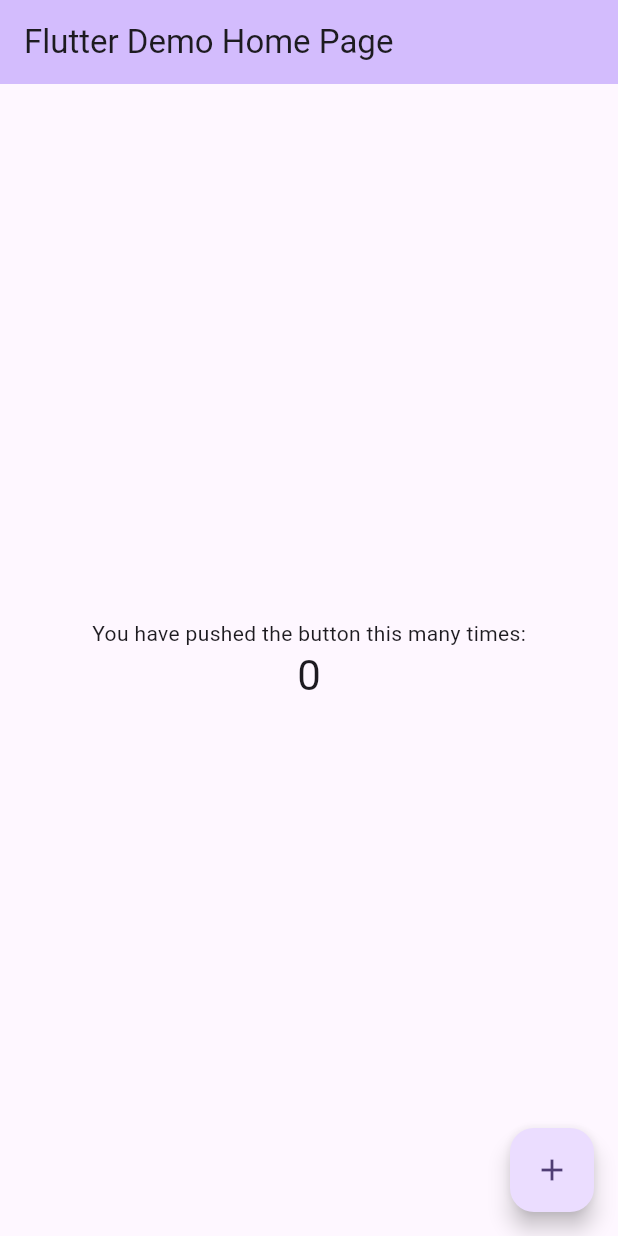
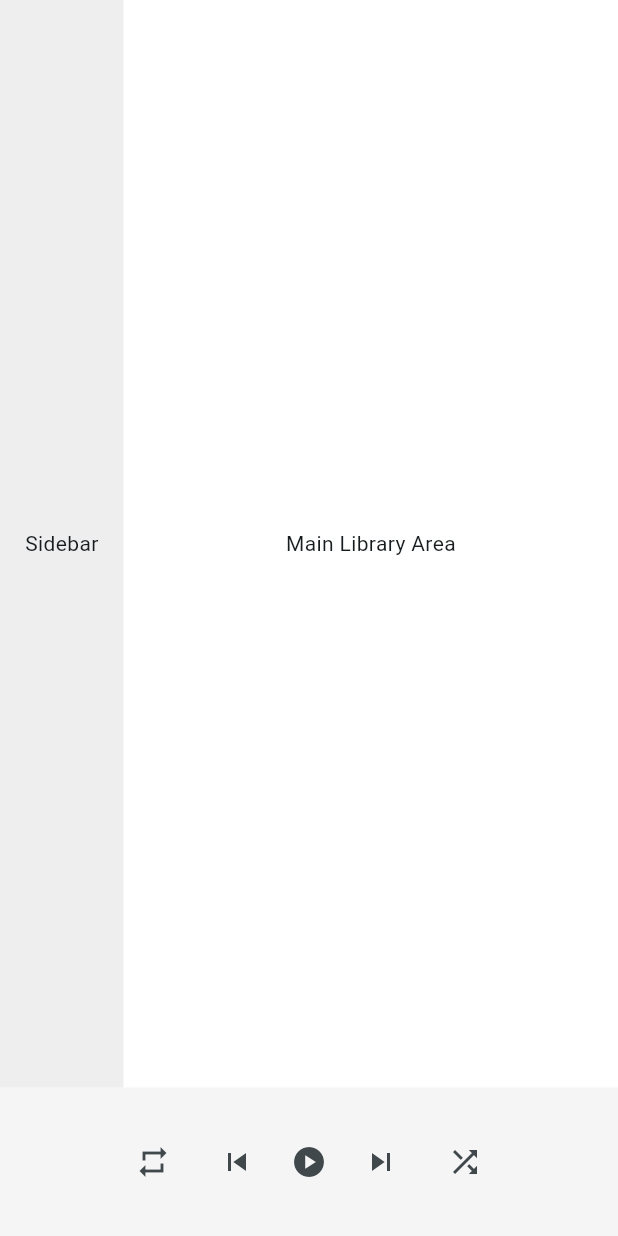
Before and after one commit to jpangestu/nordplayer, a Flutter app: the screen it shows after launch, on a phone screen of 412 x 824 dp. Run offline on Flutter 3.47's test engine with Material 3 defaults, Android fonts, the phone set to English and light mode, and no system bars.

Commit message:
Add base layout

```diff
--- a/lib/main.dart
+++ b/lib/main.dart
@@ -1,122 +1,23 @@
 import 'package:flutter/material.dart';
 
+import 'package:suara/pages/main_page.dart';
+
 void main() {
-  runApp(const MyApp());
+  runApp(const SuaraApp());
 }
 
-class MyApp extends StatelessWidget {
-  const MyApp({super.key});
+class SuaraApp extends StatelessWidget {
+  const SuaraApp({super.key});
 
-  // This widget is the root of your application.
   @override
   Widget build(BuildContext context) {
     return MaterialApp(
-      title: 'Flutter Demo',
+      title: 'Suara',
       theme: ThemeData(
-        // This is the theme of your application.
-        //
-        // TRY THIS: Try running your application with "flutter run". You'll see
-        // the application has a purple toolbar. Then, without quitting the app,
-        // try changing the seedColor in the colorScheme below to Colors.green
-        // and then invoke "hot reload" (save your changes or press the "hot
-        // reload" button in a Flutter-supported IDE, or press "r" if you used
-        // the command line to start the app).
-        //
-        // Notice that the counter didn't reset back to zero; the application
-        // state is not lost during the reload. To reset the state, use hot
-        // restart instead.
-        //
-        // This works for code too, not just values: Most code changes can be
-        // tested with just a hot reload.
-        colorScheme: .fromSeed(seedColor: Colors.deepPurple),
+        useMaterial3: true,
+        colorScheme: ColorScheme.fromSeed(seedColor: Colors.blueGrey),
       ),
-      home: const MyHomePage(title: 'Flutter Demo Home Page'),
+      home: const MainPage(),
     );
   }
 }
-
-class MyHomePage extends StatefulWidget {
-  const MyHomePage({super.key, required this.title});
-
-  // This widget is the home page of your application. It is stateful, meaning
-  // that it has a State object (defined below) that contains fields that affect
-  // how it looks.
-
-  // This class is the configuration for the state. It holds the values (in this
-  // case the title) provided by the parent (in this case the App widget) and
-  // used by the build method of the State. Fields in a Widget subclass are
-  // always marked "final".
-
-  final String title;
-
-  @override
-  State<MyHomePage> createState() => _MyHomePageState();
-}
-
-class _MyHomePageState extends State<MyHomePage> {
-  int _counter = 0;
-
-  void _incrementCounter() {
-    setState(() {
-      // This call to setState tells the Flutter framework that something has
-      // changed in this State, which causes it to rerun the build method below
-      // so that the display can reflect the updated values. If we changed
-      // _counter without calling setState(), then the build method would not be
-      // called again, and so nothing would appear to happen.
-      _counter++;
-    });
-  }
-
-  @override
-  Widget build(BuildContext context) {
-    // This method is rerun every time setState is called, for instance as done
-    // by the _incrementCounter method above.
-    //
-    // The Flutter framework has been optimized to make rerunning build methods
-    // fast, so that you can just rebuild anything that needs updating rather
-    // than having to individually change instances of widgets.
-    return Scaffold(
-      appBar: AppBar(
-        // TRY THIS: Try changing the color here to a specific color (to
-        // Colors.amber, perhaps?) and trigger a hot reload to see the AppBar
-        // change color while the other colors stay the same.
-        backgroundColor: Theme.of(context).colorScheme.inversePrimary,
-        // Here we take the value from the MyHomePage object that was created by
-        // the App.build method, and use it to set our appbar title.
-        title: Text(widget.title),
-      ),
-      body: Center(
-        // Center is a layout widget. It takes a single child and positions it
-        // in the middle of the parent.
-        child: Column(
-          // Column is also a layout widget. It takes a list of children and
-          // arranges them vertically. By default, it sizes itself to fit its
-          // children horizontally, and tries to be as tall as its parent.
-          //
-          // Column has various properties to control how it sizes itself and
-          // how it positions its children. Here we use mainAxisAlignment to
-          // center the children vertically; the main axis here is the vertical
-          // axis because Columns are vertical (the cross axis would be
-          // horizontal).
-          //
-          // TRY THIS: Invoke "debug painting" (choose the "Toggle Debug Paint"
-          // action in the IDE, or press "p" in the console), to see the
-          // wireframe for each widget.
-          mainAxisAlignment: .center,
-          children: [
-            const Text('You have pushed the button this many times:'),
-            Text(
-              '$_counter',
-              style: Theme.of(context).textTheme.headlineMedium,
-            ),
-          ],
-        ),
-      ),
-      floatingActionButton: FloatingActionButton(
-        onPressed: _incrementCounter,
-        tooltip: 'Increment',
-        child: const Icon(Icons.add),
-      ),
-    );
-  }
-}
--- /dev/null
+++ b/lib/pages/main_page.dart
@@ -0,0 +1,46 @@
+import 'package:flutter/material.dart';
+
+import 'package:suara/widgets/player_bar.dart';
+import 'package:suara/widgets/sidebar.dart';
+
+class MainPage extends StatelessWidget {
+  const MainPage({super.key});
+
+  @override
+  Widget build(BuildContext context) {
+    return Scaffold(
+      body: Column(
+        children: [
+          Expanded(
+            flex: 88,
+            child: Row(
+              children: [
+                Expanded(
+                  flex: 2,
+                  child: Sidebar(),
+                ),
+
+                // Main Content
+                Expanded(
+                  flex: 8,
+                  child: Container(
+                    color: Colors.white,
+                    child: Center(child: Text("Main Library Area")),
+                  ),
+                ),
+              ],
+            ),
+          ),
+
+          Expanded(
+            flex: 12,
+            child: Container(
+              color: Colors.grey[100],
+              child: const PlayerBar(),
+            ),
+          ),
+        ],
+      ),
+    );
+  }
+}
--- /dev/null
+++ b/lib/widgets/player_bar.dart
@@ -0,0 +1,39 @@
+import 'package:flutter/material.dart';
+
+class PlayerBar extends StatelessWidget {
+  const PlayerBar({super.key});
+
+  @override
+  Widget build(BuildContext context) {
+    return Row(
+      mainAxisAlignment: MainAxisAlignment.center,
+      children: [
+        IconButton(
+          padding: const EdgeInsets.symmetric(horizontal: 20),
+          onPressed: () {},
+          icon: Icon(Icons.repeat),
+        ),
+        IconButton(
+          padding: const EdgeInsets.symmetric(horizontal: 10),
+          onPressed: () {},
+          icon: Icon(Icons.skip_previous),
+        ),
+        IconButton(
+          padding: const EdgeInsets.symmetric(horizontal: 10),
+          onPressed: () {},
+          icon: Icon(Icons.play_circle),
+        ),
+        IconButton(
+          padding: const EdgeInsets.symmetric(horizontal: 10),
+          onPressed: () {},
+          icon: Icon(Icons.skip_next),
+        ),
+        IconButton(
+          padding: const EdgeInsets.symmetric(horizontal: 20),
+          onPressed: () {},
+          icon: Icon(Icons.shuffle),
+        ),
+      ],
+    );
+  }
+}
--- /dev/null
+++ b/lib/widgets/sidebar.dart
@@ -0,0 +1,15 @@
+import 'package:flutter/material.dart';
+
+class Sidebar extends StatelessWidget {
+  const Sidebar({super.key});
+
+  @override
+  Widget build(BuildContext context) {
+    return Container(
+      color: Colors.grey[200],
+      child: Center(
+        child: Text("Sidebar"),
+      ),
+    );
+  }
+}
--- a/pubspec.yaml
+++ b/pubspec.yaml
@@ -1,5 +1,5 @@
-name: nordplayer
-description: "A new Flutter project."
+name: suara
+description: "A simple, modern music player for linux."
 # The following line prevents the package from being accidentally published to
 # pub.dev using `flutter pub publish`. This is preferred for private packages.
 publish_to: 'none' # Remove this line if you wish to publish to pub.dev
```
Also changed, not shown: 1 other file.
